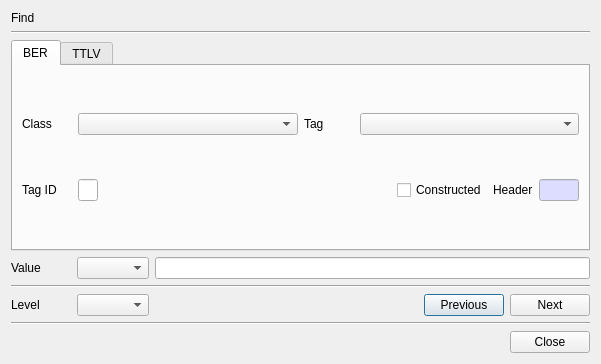
Qt form BerEditor/find_dlg.ui (jykim74/BerEditor) before a commit.
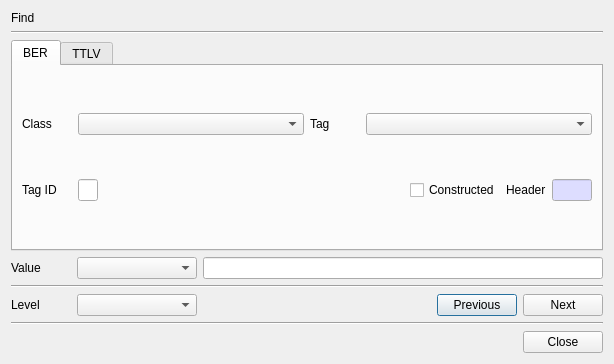
The same form after that commit.

What changed in the file:
```diff
--- a/BerEditor/find_dlg.ui
+++ b/BerEditor/find_dlg.ui
@@ -390,7 +390,14 @@
       </widget>
      </item>
      <item row="0" column="1">
-      <widget class="QComboBox" name="mValueTypeCombo"/>
+      <widget class="QComboBox" name="mValueTypeCombo">
+       <property name="minimumSize">
+        <size>
+         <width>120</width>
+         <height>0</height>
+        </size>
+       </property>
+      </widget>
      </item>
     </layout>
    </item>
@@ -444,7 +451,14 @@
       </widget>
      </item>
      <item row="0" column="1">
-      <widget class="QComboBox" name="mLevelCombo"/>
+      <widget class="QComboBox" name="mLevelCombo">
+       <property name="minimumSize">
+        <size>
+         <width>120</width>
+         <height>0</height>
+        </size>
+       </property>
+      </widget>
      </item>
     </layout>
    </item>
```
